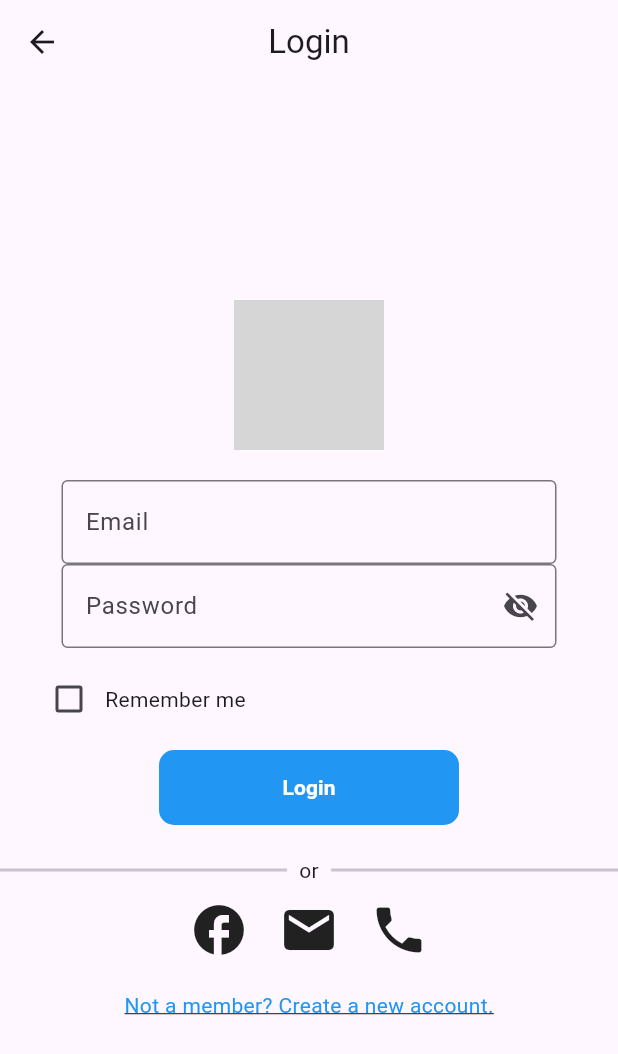
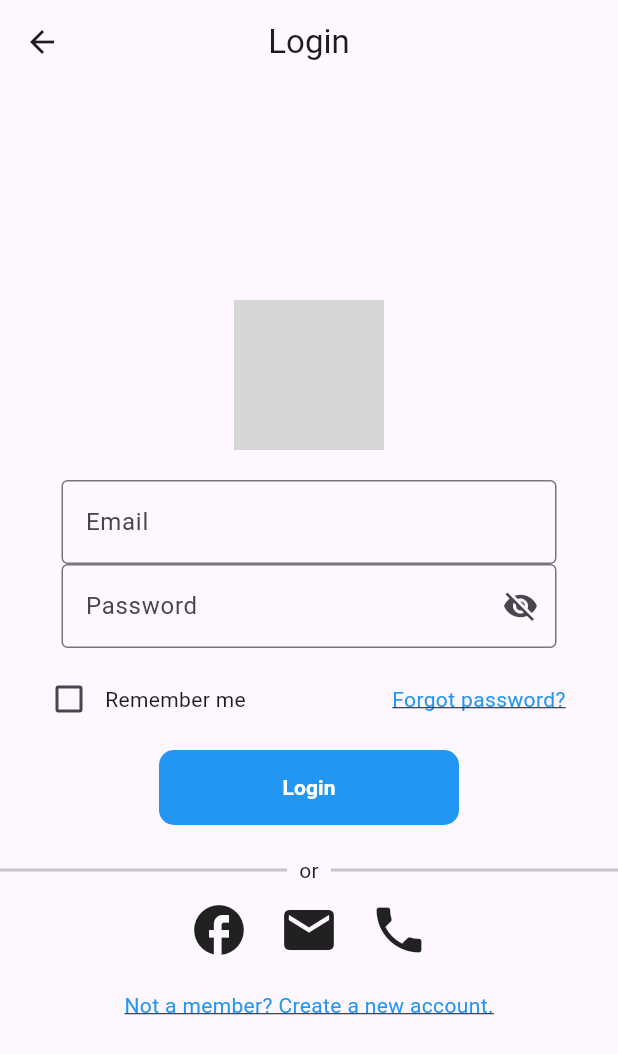
Before and after one commit to wlong0711/AD_Project_RecycleGO, a Flutter app: the screen it shows after launch, after a tap on "Login", on a phone screen of 412 x 824 dp. Shown: the top 1054 px of the screen. Run offline on Flutter 3.47's test engine with Material 3 defaults, Android fonts, the phone set to English and light mode, and no system bars; our stand-ins replace carousel_slider, cloud_firestore, firebase_auth, firebase_core, firebase_database, firebase_storage and 7 more; missing offline and left inert: qr_code_scanner; accounts and stored records are empty; network calls fail; grey boxes are pictures that could not be loaded.

Commit message:
Done Debug KL Stupid Mistake

```diff
--- a/lib/Shared Pages/StartUp Pages/login.dart
+++ b/lib/Shared Pages/StartUp Pages/login.dart
@@ -205,8 +205,9 @@ class _LoginPageState extends State<LoginPage> {
           ),
 
           const SizedBox(height: 10),
-
-          // Remember Me Widget
+          Row(
+            mainAxisAlignment: MainAxisAlignment.spaceBetween,
+            children: [
               RememberMeWidget(
                 usernameController: _usernameController,
                 passwordController: _passwordController,
@@ -215,6 +216,9 @@ class _LoginPageState extends State<LoginPage> {
                     _rememberMe = value;
                   });
                 },
+              ),
+              _buildForgotPasswordLink(),
+            ],
           ),
 
           const SizedBox(height: 10),
@@ -264,7 +268,6 @@ class _LoginPageState extends State<LoginPage> {
           ),
 
           const SizedBox(height: 10),
-
           // Other Login Methods
           _buildOtherLoginMethods(),
 
```
Also changed, not shown: pubspec.lock. Lines whose indentation alone changed are shown as unchanged.
